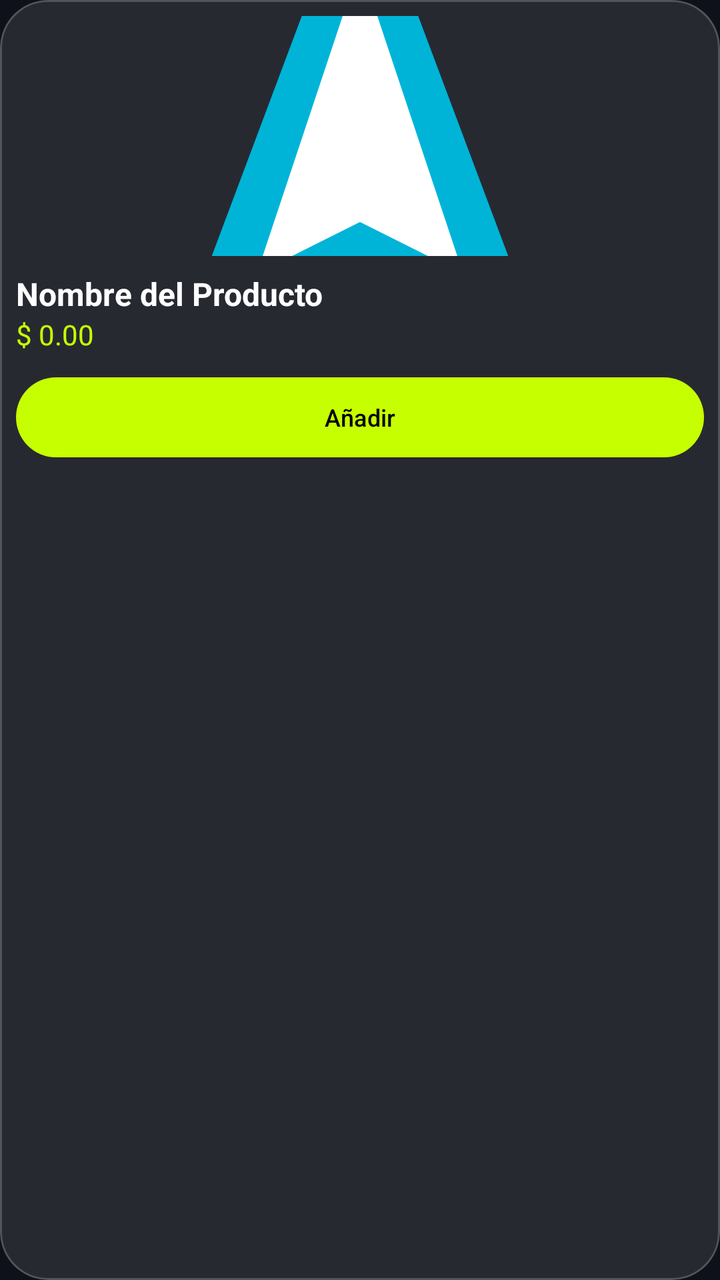
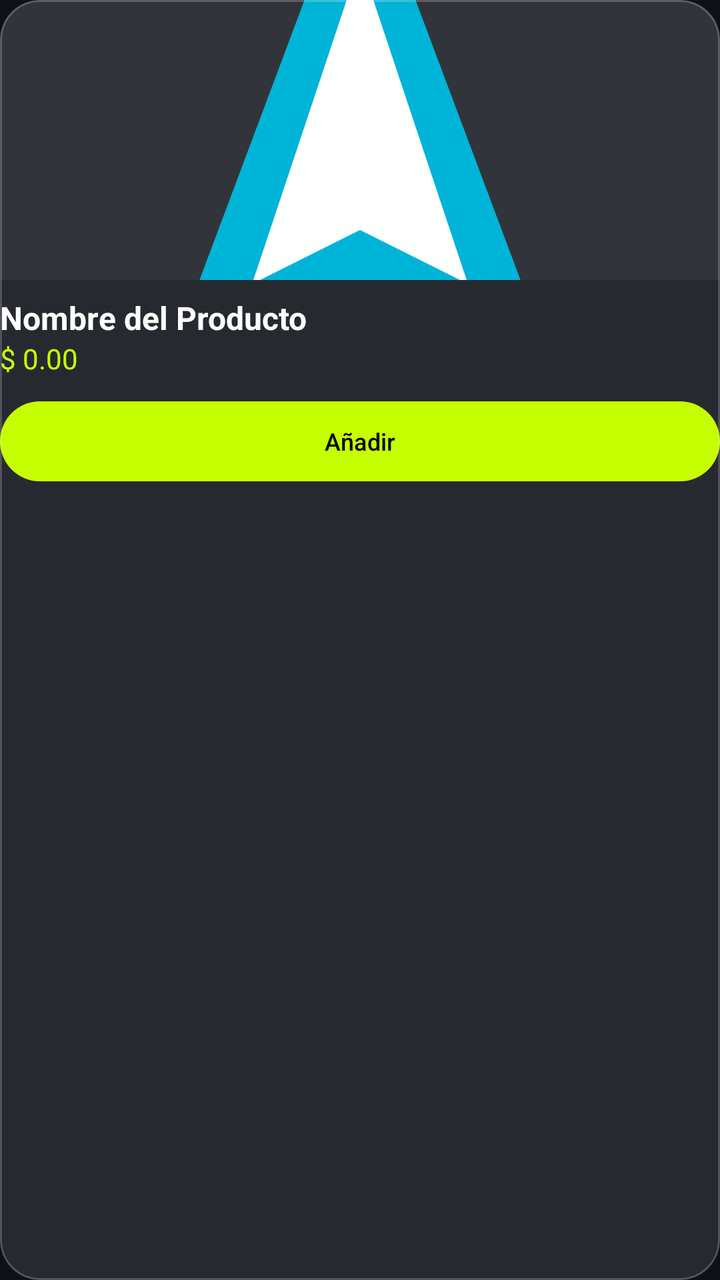

Screens rendered from an Android XML layout before and after an edit, with the pre-edit source and the edit as a unified diff.
<!-- AndroidManifest.xml: application theme Theme.VoltCore -->
<!-- res/layout/item_product_card.xml -->
<?xml version="1.0" encoding="utf-8"?>
<com.google.android.material.card.MaterialCardView xmlns:android="http://schemas.android.com/apk/res/android"
    xmlns:app="http://schemas.android.com/apk/res-auto"
    style="@style/Widget.VoltCore.Card"
    android:layout_width="match_parent"
    android:layout_height="wrap_content"
    android:layout_margin="8dp">

    <LinearLayout
        android:layout_width="match_parent"
        android:layout_height="wrap_content"
        android:orientation="vertical"
        android:padding="8dp">

        <ImageView
            android:id="@+id/ivProduct"
            android:layout_width="match_parent"
            android:layout_height="120dp"
            android:scaleType="centerCrop"
            android:src="@drawable/ic_voltcore_logo"
            android:contentDescription="Producto" />

        <TextView
            android:id="@+id/tvProductName"
            android:layout_width="match_parent"
            android:layout_height="wrap_content"
            android:layout_marginTop="8dp"
            android:text="Nombre del Producto"
            android:textColor="@color/white"
            android:textSize="16sp"
            android:textStyle="bold" />

        <TextView
            android:id="@+id/tvProductPrice"
            android:layout_width="match_parent"
            android:layout_height="wrap_content"
            android:text="$ 0.00"
            android:textColor="@color/volt_primary"
            android:textSize="14sp" />

        <Button
            android:id="@+id/btnAddToCart"
            style="@style/Widget.Material3.Button.TonalButton"
            android:layout_width="match_parent"
            android:layout_height="wrap_content"
            android:layout_marginTop="8dp"
            android:text="@string/add_to_cart"
            android:textSize="12sp"
            app:backgroundTint="@color/volt_primary"
            android:textColor="@color/black" />

    </LinearLayout>

</com.google.android.material.card.MaterialCardView>
<!-- resources referenced by this layout -->
<resources>
  <color name="black">#FF000000</color>
  <color name="volt_primary">#C6FF00</color>
  <color name="white">#FFFFFFFF</color>
  <!-- drawable ic_voltcore_logo (drawable) -->
  <vector xmlns:android="http://schemas.android.com/apk/res/android"
      android:width="200dp"
      android:height="200dp"
      android:viewportWidth="200"
      android:viewportHeight="200">
      <path
          android:fillColor="#00B4D8"
          android:pathData="M100,20 L160,180 L100,150 L40,180 Z" />
      <path
          android:fillColor="#FFFFFF"
          android:pathData="M100,50 L130,140 L100,125 L70,140 Z" />
  </vector>
  <string name="add_to_cart">Añadir</string>
  <style name="Widget.VoltCore.Card" parent="Widget.Material3.CardView.Filled">
          <item name="cardCornerRadius">24dp</item>
          <item name="cardBackgroundColor">@color/glass_surface</item>
          <item name="strokeColor">@color/glass_stroke</item>
          <item name="strokeWidth">1dp</item>
      </style>
  <style name="Theme.VoltCore" parent="Base.Theme.VoltCore" />
  <color name="glass_surface">#1AFFFFFF</color>
  <color name="glass_stroke">#33FFFFFF</color>
  <style name="Base.Theme.VoltCore" parent="Theme.Material3.DayNight.NoActionBar">
          
          <item name="colorPrimary">@color/volt_primary</item>
          <item name="android:windowBackground">@color/volt_background</item>
          <item name="colorSurface">@color/glass_surface</item>
          <item name="colorOnSurface">@color/white</item>
      </style>
  <color name="volt_background">#0F111A</color>
</resources>

<!-- the commit's change to res/layout/item_product_card.xml (unified diff, before → after) -->
@@ -1,24 +1,41 @@
 <?xml version="1.0" encoding="utf-8"?>
 <com.google.android.material.card.MaterialCardView xmlns:android="http://schemas.android.com/apk/res/android"
     xmlns:app="http://schemas.android.com/apk/res-auto"
-    style="@style/Widget.VoltCore.Card"
     android:layout_width="match_parent"
     android:layout_height="wrap_content"
-    android:layout_margin="8dp">
+    android:layout_margin="8dp"
+    app:cardBackgroundColor="@color/glass_surface"
+    app:cardCornerRadius="20dp"
+    app:strokeColor="@color/glass_stroke"
+    app:strokeWidth="1dp"
+    app:cardElevation="0dp">
 
     <LinearLayout
         android:layout_width="match_parent"
         android:layout_height="wrap_content"
-        android:orientation="vertical"
-        android:padding="8dp">
+        android:orientation="vertical">
 
-        <ImageView
-            android:id="@+id/ivProduct"
+        <FrameLayout
             android:layout_width="match_parent"
-            android:layout_height="120dp"
-            android:scaleType="centerCrop"
-            android:src="@drawable/ic_voltcore_logo"
-            android:contentDescription="Producto" />
+            android:layout_height="140dp"
+            android:background="#0DFFFFFF">
+            <ImageView
+                android:id="@+id/ivProduct"
+                android:layout_width="match_parent"
+                android:layout_height="match_parent"
+                android:scaleType="centerCrop"
+                android:src="@drawable/ic_voltcore_logo"
+                android:contentDescription="Producto" />
+            <TextView
+                android:id="@+id/tvProductEmoji"
+                android:layout_width="match_parent"
+                android:layout_height="match_parent"
+                android:gravity="center"
+                android:textSize="64sp"
+                android:visibility="gone"
+                android:textColor="@color/white" />
+        </FrameLayout>
+
 
         <TextView
             android:id="@+id/tvProductName"
<!-- resource entries referenced after the edit -->
@@ -17,12 +17,6 @@
           android:pathData="M100,50 L130,140 L100,125 L70,140 Z" />
   </vector>
   <string name="add_to_cart">Añadir</string>
-  <style name="Widget.VoltCore.Card" parent="Widget.Material3.CardView.Filled">
-          <item name="cardCornerRadius">24dp</item>
-          <item name="cardBackgroundColor">@color/glass_surface</item>
-          <item name="strokeColor">@color/glass_stroke</item>
-          <item name="strokeWidth">1dp</item>
-      </style>
   <style name="Theme.VoltCore" parent="Base.Theme.VoltCore" />
   <color name="glass_surface">#1AFFFFFF</color>
   <color name="glass_stroke">#33FFFFFF</color>
